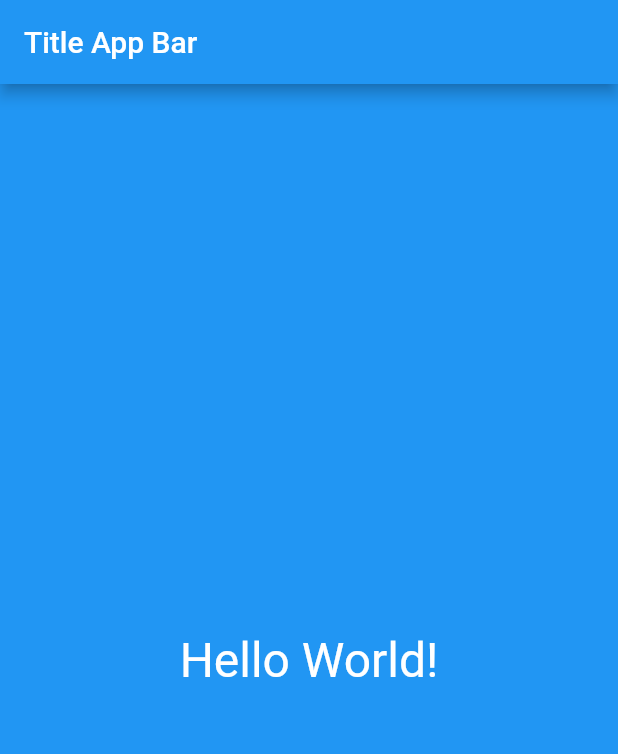
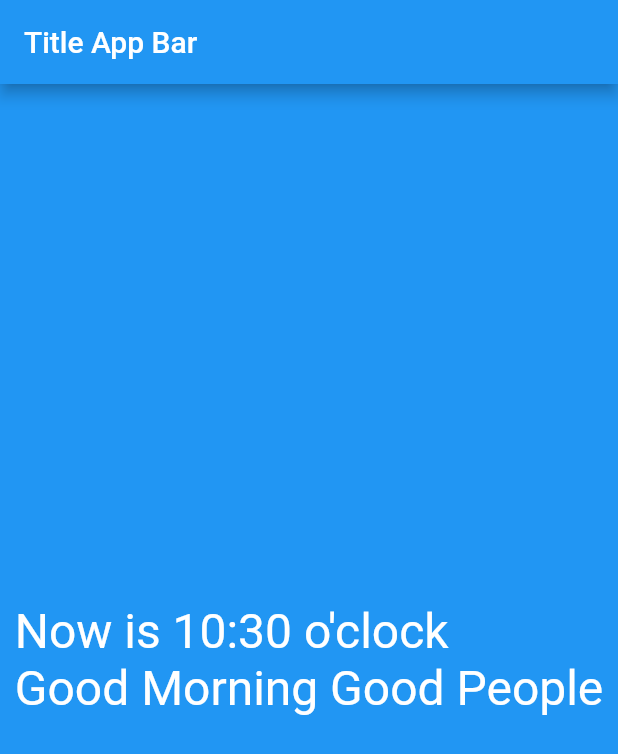
Before and after one commit to komangariana/flutter_ps, a Flutter app: the screen it shows after launch, on a phone screen of 412 x 824 dp. Shown: the top 754 px of the screen. Run offline on Flutter 3.47's test engine with Material 2 defaults, Android fonts, the phone set to English and light mode, and no system bars.

Commit message:
Create function to display greetings and time.

```diff
--- a/lib/screens/home.dart
+++ b/lib/screens/home.dart
@@ -7,11 +7,29 @@ class Home extends StatelessWidget {
       color: Colors.blue,
       child: Center(
         child: new Text(
-          "Hello World!",
+          sayHello(),
           textDirection: TextDirection.ltr,
           style: TextStyle(color: Colors.white, fontSize: 32)
         ),
       ),
     );
   }
+  String sayHello() {
+    String hello;
+    DateTime now = new DateTime.now();
+    int hour = now.hour;
+    int minute = now.minute;
+
+    if (hour < 12) {
+      hello = "Good Morning Good People";
+    } else if (hour < 18) {
+      hello = "Good Afternoon Good People";
+    } else {
+      hello = "Good Evening Good People";
+    }
+
+    String minutes = (minute < 10) ? "0" + minute.toString() : minute.toString();
+
+    return "Now is " + hour.toString() + ":" + minutes + " o'clock" + "\n" + hello;
+  }
 }
```
